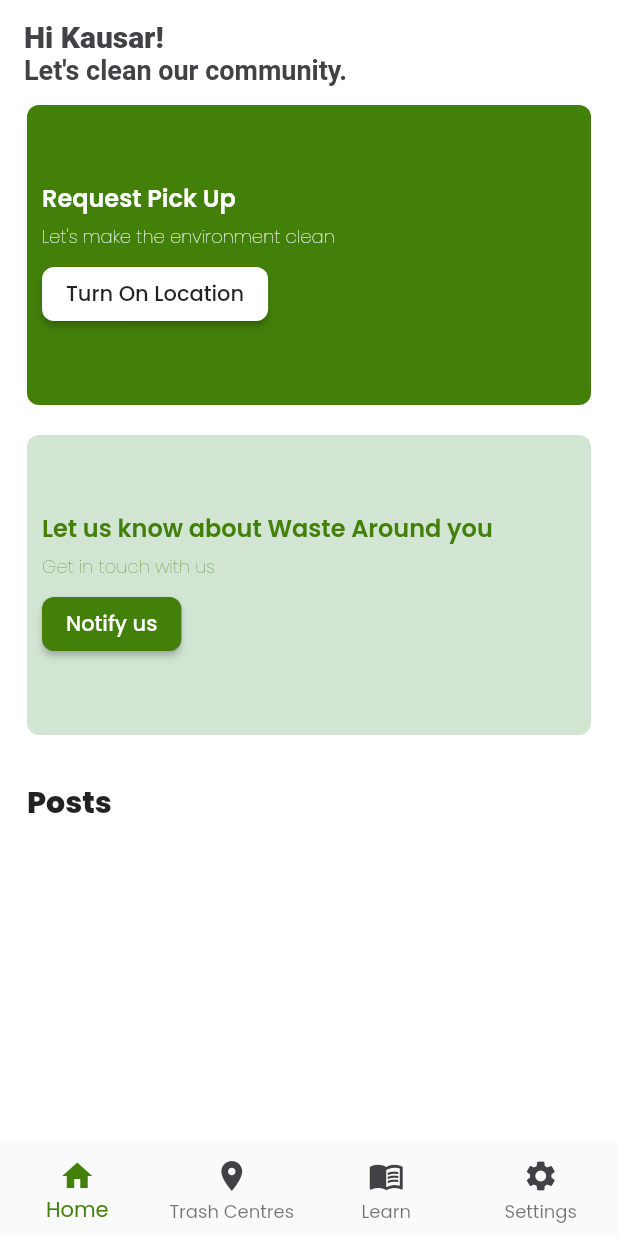
After one commit to Moshood-Kausar/eco_waste, a Flutter app: the DashBoard screen opened by its route, on a phone screen of 412 x 824 dp. The commit adds this screen. Run offline on Flutter 3.47's test engine with Material 2 defaults, Android fonts, the phone set to English and light mode, and no system bars; our stand-ins replace flutter_svg, google_fonts.

Commit message:
dashboard

```diff
--- a/lib/auth/splashscreen.dart
+++ b/lib/auth/splashscreen.dart
@@ -1,7 +1,6 @@
 import 'dart:async';
 
 import 'package:eco_waste/utils/colors.dart';
-import 'package:eco_waste/utils/images.dart';
 import 'package:flutter/material.dart';
 
 class SplashScreen extends StatefulWidget {
@@ -33,7 +32,7 @@ class _SplashScreenState extends State<SplashScreen> {
   Widget build(BuildContext context) {
     return Scaffold(
       backgroundColor: AppColor.primary,
-      body: Center(
+      body: const Center(
         child: Text(
           'ECOWASTE',
           style: TextStyle(
--- /dev/null
+++ b/lib/screens/dashboard.dart
@@ -0,0 +1,54 @@
+import 'package:eco_waste/screens/homepage.dart';
+import 'package:eco_waste/screens/learn.dart';
+import 'package:eco_waste/screens/settings.dart';
+import 'package:eco_waste/screens/trash_centres.dart';
+import 'package:eco_waste/utils/colors.dart';
+import 'package:flutter/material.dart';
+
+class DashBoard extends StatefulWidget {
+  const DashBoard({super.key});
+
+  @override
+  State<DashBoard> createState() => _DashBoardState();
+}
+
+class _DashBoardState extends State<DashBoard> {
+  int currentIndex = 0;
+  List<Widget> screens = [
+    const HomePage(),
+    const TrashCentres(),
+    const Learn(),
+    const Settings()
+  ];
+
+  @override
+  Widget build(BuildContext context) {
+    return Scaffold(
+      // appBar: AppBar(
+      //   automaticallyImplyLeading: false,
+      // ),
+      body: screens[currentIndex],
+      bottomNavigationBar: BottomNavigationBar(
+        fixedColor: AppColor.primary,
+        currentIndex: currentIndex,
+        type: BottomNavigationBarType.fixed,
+        onTap: (value) => setState(() {
+          currentIndex = value;
+        }),
+        selectedIconTheme: IconThemeData(color: AppColor.primary),
+        unselectedIconTheme: IconThemeData(color: AppColor.txtBlack),
+        selectedLabelStyle: TextStyle(color: AppColor.primary),
+        unselectedLabelStyle: TextStyle(color: AppColor.txtBlack),
+        items: const [
+          BottomNavigationBarItem(icon: Icon(Icons.home), label: 'Home'),
+          BottomNavigationBarItem(
+              icon: Icon(Icons.location_on), label: 'Trash Centres'),
+          BottomNavigationBarItem(
+              icon: Icon(Icons.menu_book_outlined), label: 'Learn'),
+          BottomNavigationBarItem(
+              icon: Icon(Icons.settings), label: 'Settings'),
+        ],
+      ),
+    );
+  }
+}
--- /dev/null
+++ b/lib/screens/homepage.dart
@@ -0,0 +1,213 @@
+import 'package:eco_waste/utils/colors.dart';
+import 'package:flutter/material.dart';
+
+class HomePage extends StatefulWidget {
+  const HomePage({super.key});
+
+  @override
+  State<HomePage> createState() => _HomePageState();
+}
+
+class _HomePageState extends State<HomePage> {
+  @override
+  Widget build(BuildContext context) {
+    return Scaffold(
+      appBar: AppBar(
+        centerTitle: false,
+        title: Column(
+
+          crossAxisAlignment: CrossAxisAlignment.start,
+          children: [
+            Text(
+              'Hi Kausar!',
+              style: TextStyle(fontSize: 20, fontWeight: FontWeight.w800),
+            ),
+            Text('Let\'s clean our community.'),
+          ],
+        ),
+        automaticallyImplyLeading: false,
+        toolbarHeight: 70,
+      ),
+      body: Padding(
+        padding: const EdgeInsets.only(left: 18.0, right: 18),
+        child: SingleChildScrollView(
+      child: Column(
+        mainAxisSize: MainAxisSize.min,
+          mainAxisAlignment: MainAxisAlignment.start,
+
+        crossAxisAlignment: CrossAxisAlignment.start,
+        children: [
+          // Text(
+          //   'Hi Kausar!',
+          //   style: TextStyle(fontSize: 20, fontWeight: FontWeight.w800),
+          // ),
+          // Text('Let\'s clean our community.'),
+          // SizedBox(height: 15),
+          Column(
+            children: [
+              Container(
+                height: 200,
+                width: MediaQuery.of(context).size.width,
+                decoration: BoxDecoration(
+                    color: AppColor.primary,
+                    borderRadius: BorderRadius.circular(8)),
+                child: Padding(
+                  padding: const EdgeInsets.all(10.0),
+                  child: Column(
+                    mainAxisAlignment: MainAxisAlignment.center,
+                    crossAxisAlignment: CrossAxisAlignment.start,
+                    children: [
+                      Text(
+                        'Request Pick Up',
+                        style: TextStyle(
+                            fontSize: 16,
+                            fontWeight: FontWeight.w600,
+                            color: Colors.white),
+                      ),
+                      SizedBox(
+                        height: 5,
+                      ),
+                      Text(
+                        'Let\'s make the environment clean',
+                        style: TextStyle(
+                            fontSize: 12,
+                            fontWeight: FontWeight.w200,
+                            color: Colors.white),
+                      ),
+                      SizedBox(
+                        height: 5,
+                      ),
+                      MaterialButton(
+                        shape: RoundedRectangleBorder(
+                            borderRadius: BorderRadius.circular(8)),
+                        onPressed: () {},
+                        child: Text('Turn On Location'),
+                        color: Colors.white,
+                      )
+                    ],
+                  ),
+                ),
+              ),
+              SizedBox(
+                height: 20,
+              ),
+              Container(
+                height: 200,
+                width: MediaQuery.of(context).size.width,
+                decoration: BoxDecoration(
+                    color: AppColor.mintgreen,
+                    borderRadius: BorderRadius.circular(8)),
+                child: Padding(
+                  padding: const EdgeInsets.all(10.0),
+                  child: Column(
+                    mainAxisAlignment: MainAxisAlignment.center,
+                    crossAxisAlignment: CrossAxisAlignment.start,
+                    children: [
+                      Text(
+                        'Let us know about Waste Around you',
+                        style: TextStyle(
+                            fontSize: 16,
+                            fontWeight: FontWeight.w600,
+                            color: AppColor.primary),
+                      ),
+                      SizedBox(
+                        height: 5,
+                      ),
+                      Text(
+                        'Get in touch with us',
+                        style: TextStyle(
+                            fontSize: 12,
+                            fontWeight: FontWeight.w200,
+                            color: AppColor.primary),
+                      ),
+                      SizedBox(
+                        height: 5,
+                      ),
+                      MaterialButton(
+                        shape: RoundedRectangleBorder(
+                            borderRadius: BorderRadius.circular(8)),
+                        onPressed: () {},
+                        child: Text(
+                          'Notify us',
+                          style: TextStyle(color: Colors.white),
+                        ),
+                        color: AppColor.primary,
+                      )
+                    ],
+                  ),
+                ),
+              ),
+              SizedBox(
+                height: 30,
+              ),
+              Align(
+                alignment: Alignment.topLeft,
+                child: Text(
+                  'Posts',
+                  style:
+                      TextStyle(fontSize: 20, fontWeight: FontWeight.w800),
+                ),
+              ),
+              // Expanded(
+
+
+
+              //   flex: 1,
+              //   child: card()),
+
+            ],
+          )
+        ],
+      ),
+        ),
+      ),
+    );
+  }
+}
+
+Widget card({String? title, subtitle, pic}) {
+  return ListView.builder(
+    shrinkWrap: true,
+      itemCount: 6,
+      scrollDirection: Axis.vertical,
+      itemBuilder: (context, index) {
+        return Padding(
+          padding: const EdgeInsets.only(bottom: 10.0),
+          child: Column(
+            children: [
+              Container(
+                decoration: BoxDecoration(
+                  color: Colors.grey.withOpacity(0.08),
+                  // boxShadow: [
+                  //   BoxShadow(
+                  //     color: const Color(0xffe5e5e5).withOpacity(0.25),
+                  //     blurRadius: 14,
+                  //     offset: const Offset(0, 11),
+                  //   )
+                  // ],
+                ),
+                child: ListTile(
+                  leading: Image.asset('assets/images/boardone.png'),
+                  title: Text(
+                    'A Dump Site',
+                    style: TextStyle(fontSize: 16, fontWeight: FontWeight.w600),
+                  ),
+                  subtitle: Row(
+                    children: [
+                      Icon(
+                        Icons.location_on,
+                        color: AppColor.primary,
+                      ),
+                      SizedBox(
+                        width: 5,
+                      ),
+                      Text('MayFair Junction')
+                    ],
+                  ),
+                ),
+              ),
+            ],
+          ),
+        );
+      });
+}
--- /dev/null
+++ b/lib/screens/learn.dart
@@ -0,0 +1,24 @@
+import 'package:flutter/material.dart';
+
+class Learn extends StatefulWidget {
+  const Learn({super.key});
+
+  @override
+  State<Learn> createState() => _LearnState();
+}
+
+class _LearnState extends State<Learn> {
+  @override
+  Widget build(BuildContext context) {
+   return Scaffold(
+      body: SafeArea(
+          child: Column(
+        children: const [
+          Center(
+            child: Text('Learn'),
+          )
+        ],
+      )),
+    );
+  }
+}
--- /dev/null
+++ b/lib/screens/settings.dart
@@ -0,0 +1,24 @@
+import 'package:flutter/material.dart';
+
+class Settings extends StatefulWidget {
+  const Settings({super.key});
+
+  @override
+  State<Settings> createState() => _SettingsState();
+}
+
+class _SettingsState extends State<Settings> {
+  @override
+  Widget build(BuildContext context) {
+   return Scaffold(
+      body: SafeArea(
+          child: Column(
+        children: const [
+          Center(
+            child: Text('Seetings'),
+          )
+        ],
+      )),
+    );
+  }
+}
--- a/lib/utils/approutes.dart
+++ b/lib/utils/approutes.dart
@@ -2,6 +2,11 @@ import 'package:eco_waste/auth/login.dart';
 import 'package:eco_waste/auth/onboarding.dart';
 import 'package:eco_waste/auth/signup.dart';
 import 'package:eco_waste/auth/splashscreen.dart';
+import 'package:eco_waste/screens/dashboard.dart';
+import 'package:eco_waste/screens/homepage.dart';
+import 'package:eco_waste/screens/learn.dart';
+import 'package:eco_waste/screens/settings.dart';
+import 'package:eco_waste/screens/trash_centres.dart';
 import 'package:flutter/material.dart';
 
 class AppRoutes {
@@ -11,6 +16,11 @@ class AppRoutes {
     '/onboarding': (ctx) => const OnboardingScreen(),
      '/signup': (ctx) => const SignUpScreen(),
       '/login': (ctx) => const LoginScreen(),
+      '/dashboard': (ctx) => const DashBoard(),
+      '/homepage': (ctx) => const HomePage(),
+      '/trashcentres': (ctx) => const TrashCentres(),
+      '/learn': (ctx) => const Learn(),
+      '/settings': (ctx) => const Settings(),
 
     //'/homepage':(ctx) => const HomePage(),
   };
--- a/lib/utils/colors.dart
+++ b/lib/utils/colors.dart
@@ -1,7 +1,7 @@
 import 'package:flutter/material.dart';
 
 class AppColor {
-  //static Color primary = const Color(0xff1A7250);
+  static Color mintgreen = const Color(0xffd2e5d3);
   static Color primary = const Color(0xff42800A);
   static Color txtBlack = const Color(0xff424246);
   static Color black = const Color(0xff03071E);
```
Also changed, not shown: lib/auth/login.dart (+5 -4 lines), lib/auth/onboarding.dart (+6 -9 lines), lib/auth/signup.dart (+4 -4 lines), lib/screens/trash_centres.dart (added, +24 -0 lines), lib/utils/appbuttons.dart (+4 -4 lines).
